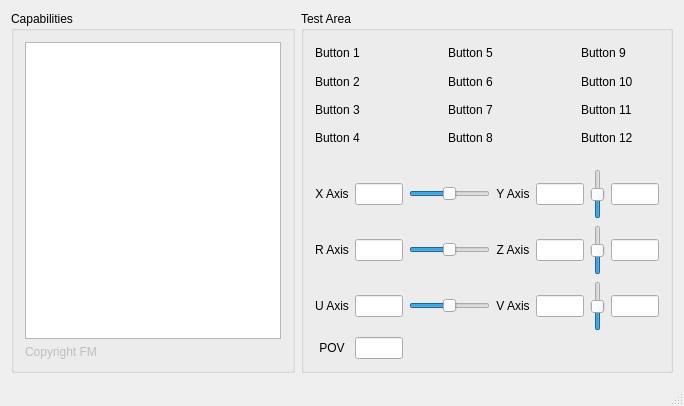
First picture: the form in GamepadDemo/GamepadDemo.ui, repository fmuecke/Ipponboard, before the edit.
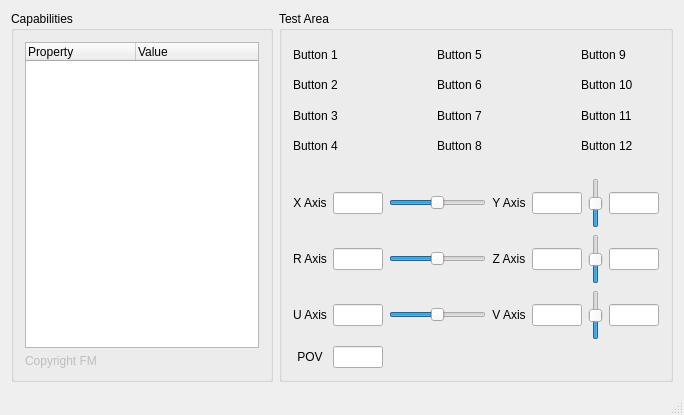
Second picture: the form after the edit. Custom widgets are drawn as their Qt base class.

Commit message: made value column of property list expandable; unique_ptr for cleanup

The edit to the form file:
```diff
--- a/GamepadDemo/GamepadDemo.ui
+++ b/GamepadDemo/GamepadDemo.ui
@@ -7,14 +7,14 @@
     <x>0</x>
     <y>0</y>
     <width>684</width>
-    <height>406</height>
+    <height>415</height>
    </rect>
   </property>
   <property name="windowTitle">
    <string>GamepadDemo</string>
   </property>
   <widget class="QWidget" name="centralWidget">
-   <layout class="QHBoxLayout" name="horizontalLayout_2" stretch="0,1">
+   <layout class="QHBoxLayout" name="horizontalLayout_2" stretch="2,3">
     <item>
      <widget class="QGroupBox" name="groupBox_caps">
       <property name="title">
@@ -42,7 +42,7 @@
           <bool>false</bool>
          </property>
          <property name="headerHidden">
-          <bool>true</bool>
+          <bool>false</bool>
          </property>
          <property name="expandsOnDoubleClick">
           <bool>false</bool>
@@ -51,22 +51,25 @@
           <number>2</number>
          </property>
          <attribute name="headerVisible">
-          <bool>false</bool>
+          <bool>true</bool>
          </attribute>
          <attribute name="headerDefaultSectionSize">
           <number>110</number>
          </attribute>
+         <attribute name="headerShowSortIndicator" stdset="0">
+          <bool>false</bool>
+         </attribute>
          <attribute name="headerStretchLastSection">
           <bool>true</bool>
          </attribute>
          <column>
           <property name="text">
-           <string notr="true">1</string>
+           <string notr="true">Property</string>
           </property>
          </column>
          <column>
           <property name="text">
-           <string notr="true">2</string>
+           <string notr="true">Value</string>
           </property>
          </column>
         </widget>
```
Left out of the diff: 2 changed lines with no effect on the pictures. The commit also changes 2 other files.
